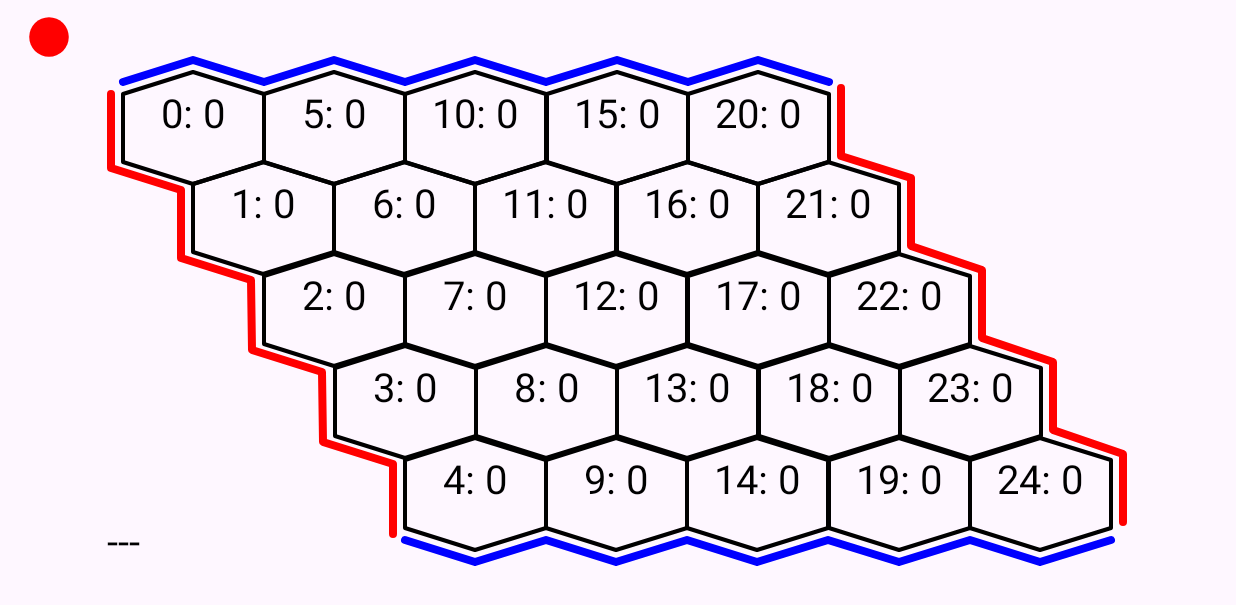
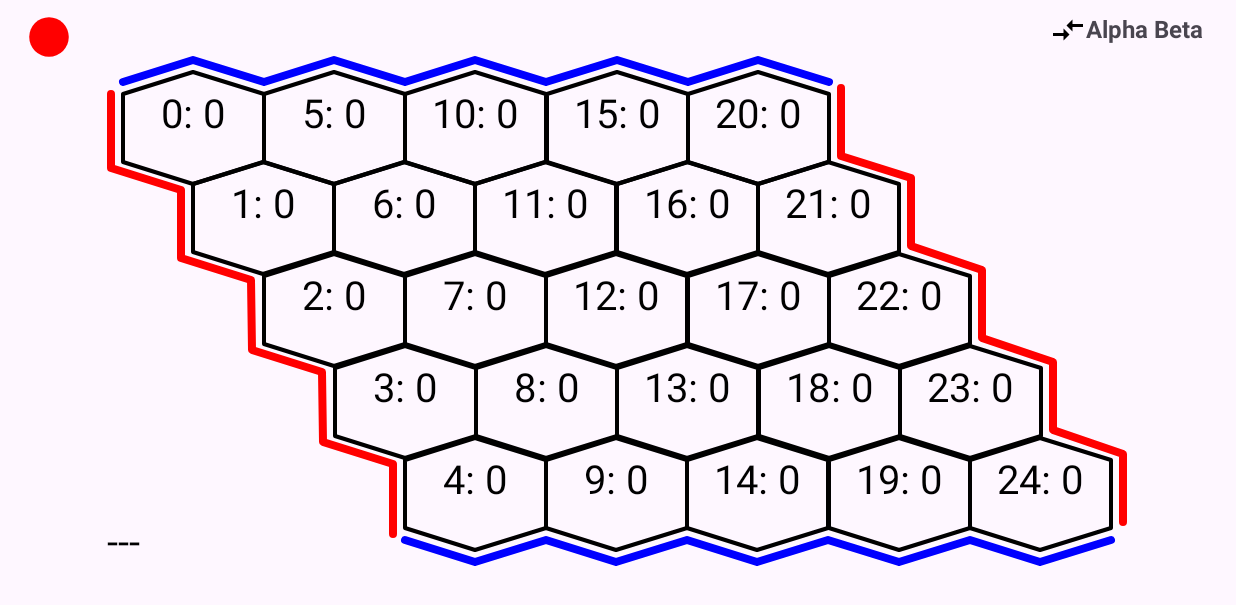
Before and after one commit to abusaeed2433/AiProject, an Android app: the screen it shows after launch (MainActivity), on a phone screen of 824 x 412 dp (held sideways). Shown: the top 605 px of the screen. Run offline under Robolectric (Android 15) with nearby library versions, the phone set to English and light mode, and no system bars.

Commit message:
textview algo change option added

```diff
--- a/app/src/main/java/com/unknownn/aiproject/MainActivity.java
+++ b/app/src/main/java/com/unknownn/aiproject/MainActivity.java
@@ -12,6 +12,7 @@ import com.unknownn.aiproject.classes.CellState;
 import com.unknownn.aiproject.classes.GameBoard;
 import com.unknownn.aiproject.classes.Helper;
 import com.unknownn.aiproject.databinding.ActivityMainBinding;
+import com.unknownn.aiproject.enums.PredictionAlgo;
 
 public class MainActivity extends AppCompatActivity {
 
@@ -34,7 +35,22 @@ public class MainActivity extends AppCompatActivity {
         });
 
         setupBoard();
+        setClickListener();
     }
+
+    private void setClickListener(){
+        binding.tvAlgoType.setOnClickListener( v -> {
+            if( !binding.gameBoard.swapPredictionAlgo() ) return;
+
+            if(binding.gameBoard.getPredictionAlgo() == PredictionAlgo.ALPHA_BETA_PRUNING){
+                binding.tvAlgoType.setText(getString(R.string.alpha_beta));
+            }
+            else{
+                binding.tvAlgoType.setText(getString(R.string.genetic_algo));
+            }
+        });
+    }
+
     private void setupBoard(){
         binding.gameBoard.setBoardListener(new GameBoard.BoardListener() {
             @Override
--- /dev/null
+++ b/app/src/main/java/com/unknownn/aiproject/enums/PredictionAlgo.java
@@ -0,0 +1,5 @@
+package com.unknownn.aiproject.enums;
+
+public enum PredictionAlgo {
+    ALPHA_BETA_PRUNING, GENETIC_ALGO
+}
--- /dev/null
+++ b/app/src/main/res/drawable/baseline_compare_arrows_24.xml
@@ -0,0 +1,5 @@
+<vector xmlns:android="http://schemas.android.com/apk/res/android" android:autoMirrored="true" android:height="24dp" android:tint="#000000" android:viewportHeight="24" android:viewportWidth="24" android:width="24dp">
+
+    <path android:fillColor="@android:color/white" android:pathData="M9.01,14H2v2h7.01v3L13,15l-3.99,-4V14zM14.99,13v-3H22V8h-7.01V5L11,9L14.99,13z"/>
+
+</vector>
--- a/app/src/main/res/layout/activity_main.xml
+++ b/app/src/main/res/layout/activity_main.xml
@@ -3,7 +3,9 @@
     xmlns:app="http://schemas.android.com/apk/res-auto"
     android:id="@+id/main"
     android:layout_width="match_parent"
-    android:layout_height="match_parent">
+    android:layout_height="match_parent"
+    xmlns:tools="http://schemas.android.com/tools"
+    tools:context=".MainActivity">
 
     <com.unknownn.aiproject.classes.GameBoard
         android:id="@+id/gameBoard"
@@ -14,4 +16,17 @@
         app:layout_constraintStart_toStartOf="parent"
         app:layout_constraintTop_toTopOf="parent" />
 
+    <TextView
+        android:id="@+id/tvAlgoType"
+        android:layout_width="wrap_content"
+        android:layout_height="wrap_content"
+        android:layout_marginTop="8dp"
+        android:layout_marginEnd="22dp"
+        android:textStyle="bold"
+        android:textSize="16sp"
+        android:text="@string/alpha_beta"
+        app:layout_constraintEnd_toEndOf="parent"
+        app:layout_constraintTop_toTopOf="parent"
+        app:drawableStartCompat="@drawable/baseline_compare_arrows_24" />
+
 </androidx.constraintlayout.widget.ConstraintLayout>
--- a/app/src/main/res/values/strings.xml
+++ b/app/src/main/res/values/strings.xml
@@ -1,3 +1,6 @@
 <resources>
     <string name="app_name">AiProject</string>
+    <string name="not_started_yet">Not started yet</string>
+    <string name="alpha_beta">Alpha Beta</string>
+    <string name="genetic_algo">Genetic Algo</string>
 </resources>
```
Also changed, not shown: app/src/main/java/com/unknownn/aiproject/classes/GameBoard.java (+21 -1 lines).
